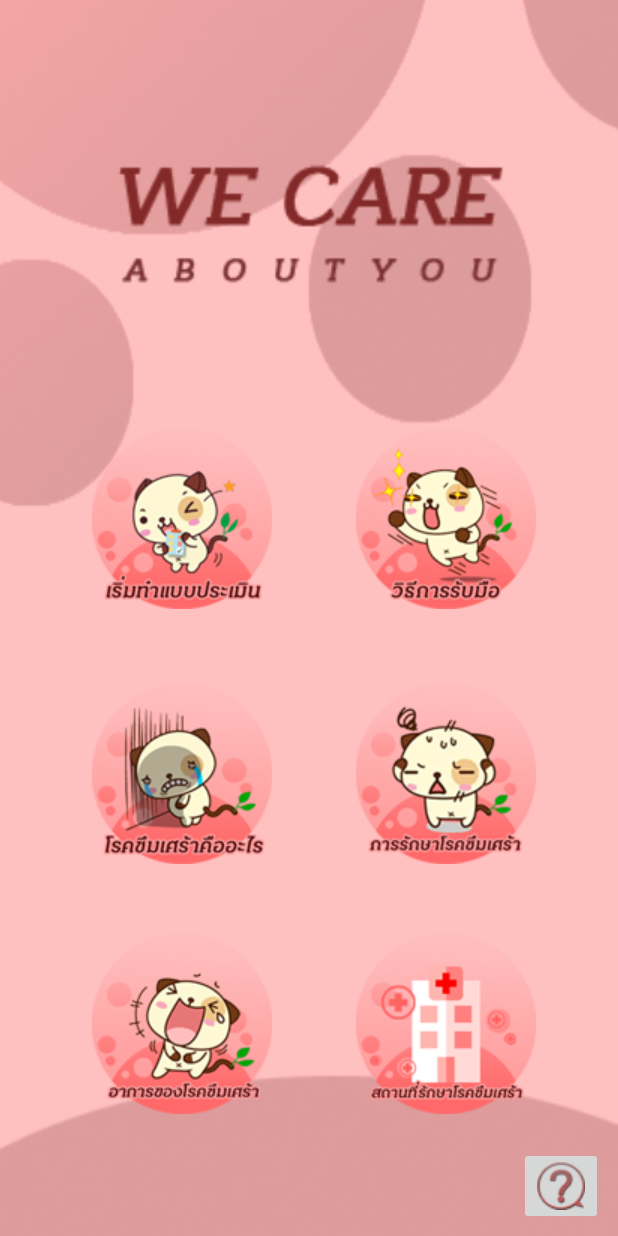
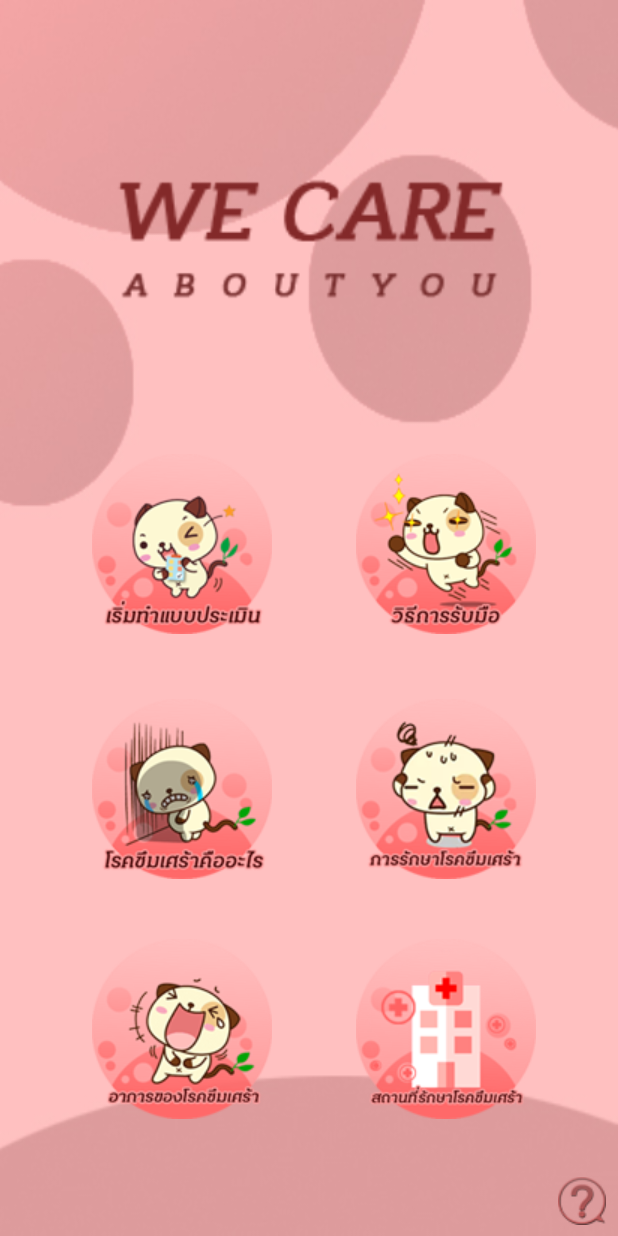
Before and after one commit to SupaflyN/AndroidProject, an Android app: the screen it shows after launch (MainActivity), on a phone screen of 412 x 824 dp. Run offline under Robolectric (Android 15) with nearby library versions, the phone set to English and light mode, and no system bars.

Commit message:
Edit new Activity help 29/11/2562 00.12

```diff
--- a/app/src/main/AndroidManifest.xml
+++ b/app/src/main/AndroidManifest.xml
@@ -10,8 +10,8 @@
         android:roundIcon="@mipmap/ic_launcher_round"
         android:supportsRtl="true"
         android:theme="@style/AppTheme.NoActionBar">
-
-        <activity android:name=".symptom"></activity>
+        <activity android:name=".help"></activity>
+        <activity android:name=".symptom" />
         <activity android:name=".place" />
         <activity android:name=".history" />
         <activity android:name=".highrisk" />
--- a/app/src/main/java/com/example/app/MainActivity.java
+++ b/app/src/main/java/com/example/app/MainActivity.java
@@ -76,5 +76,14 @@ public class MainActivity extends AppCompatActivity {
                 startActivity(intent);
             }
         });
+
+        ImageButton imageHelp = (ImageButton) findViewById(R.id.imageHelp);
+        imageHelp.setOnClickListener(new View.OnClickListener() {
+            @Override
+            public void onClick(View v) {
+                Intent intent = new Intent(getApplicationContext(), help.class);
+                startActivity(intent);
+            }
+        });
     }
 }
--- a/app/src/main/res/layout/activity_main.xml
+++ b/app/src/main/res/layout/activity_main.xml
@@ -20,7 +20,7 @@
         android:layout_marginRight="31dp"
         android:layout_marginBottom="493dp"
         android:src="@drawable/wecare"
-        app:layout_constraintBottom_toTopOf="@+id/imageButton"
+        app:layout_constraintBottom_toTopOf="@+id/imageHelp"
         app:layout_constraintEnd_toEndOf="parent"
         app:layout_constraintStart_toStartOf="parent"
         app:layout_constraintTop_toTopOf="parent"></ImageView>
@@ -121,12 +121,13 @@
         app:layout_constraintTop_toBottomOf="@+id/imageCure"></ImageButton>
 
     <ImageButton
-        android:id="@+id/imageButton"
+        android:id="@+id/imageHelp"
         android:layout_width="wrap_content"
         android:layout_height="wrap_content"
-        android:layout_marginEnd="10dp"
-        android:layout_marginRight="10dp"
+        android:layout_marginEnd="8dp"
+        android:layout_marginRight="8dp"
         android:layout_marginBottom="7dp"
+        android:background="@null"
         app:layout_constraintBottom_toBottomOf="parent"
         app:layout_constraintEnd_toEndOf="parent"
         app:layout_constraintTop_toBottomOf="@+id/imageView"
```
Also changed, not shown: app/src/main/java/com/example/app/help.java (added, +26 -0 lines), app/src/main/res/layout/activity_help.xml (added, +56 -0 lines), app/src/main/res/drawable/helpimg.png (added).
